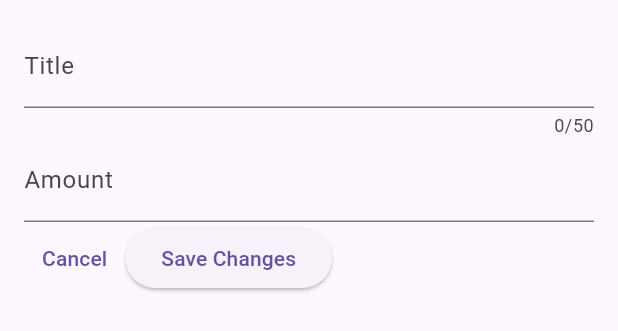
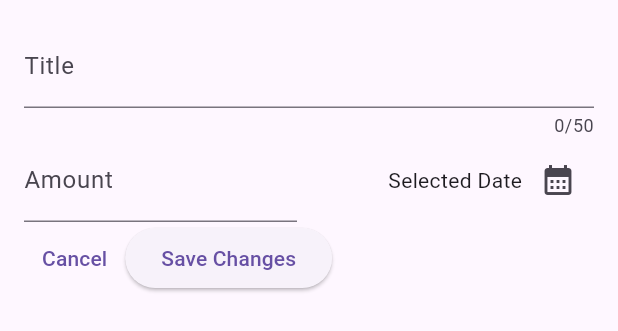
Before and after one commit to Harun1804/mobile-expense-trackeer, a Flutter app: the NewExpense widget shown alone on an empty page, opened directly, on a phone screen of 412 x 824 dp. Shown: the top 331 px of the screen. Run offline on Flutter 3.47's test engine with Material 2 defaults, Android fonts, the phone set to English and light mode, and no system bars.

Commit message:
Add datepicker

```diff
--- a/lib/widgets/new_expense.dart
+++ b/lib/widgets/new_expense.dart
@@ -10,6 +10,17 @@
 class _NewExpenseState extends State<NewExpense> {
   final _titleController = TextEditingController();
   final _amountController = TextEditingController();
+
+  void _presentDatePicker() {
+    final now = DateTime.now();
+    final firstDate = DateTime(now.year - 1, now.month, now.day);
+    showDatePicker(
+        context: context,
+        initialDate: now,
+        firstDate: firstDate,
+        lastDate: now
+    );
+  }
 
   @override
   void dispose() {
@@ -31,7 +42,10 @@
                 label: Text('Title')
               ),
             ),
-            TextField(
+            Row(
+              children: [
+                Expanded(
+                  child: TextField(
                     controller: _amountController,
                     keyboardType: TextInputType.number,
                     decoration: const InputDecoration(
@@ -39,13 +53,32 @@
                         label: Text('Amount')
                     ),
                   ),
+                ),
+                const SizedBox(width: 16,),
+                Expanded(
+                    child: Row(
+                      mainAxisAlignment: MainAxisAlignment.end,
+                      crossAxisAlignment: CrossAxisAlignment.center,
+                      children: [
+                        const Text('Selected Date'),
+                        IconButton(
+                            onPressed: _presentDatePicker,
+                            icon: const Icon(
+                              Icons.calendar_month
+                            )
+                        )
+                      ],
+                    )
+                )
+              ],
+            ),
             Row(
               children: [
                 TextButton(onPressed: (){
                   Navigator.pop(context);
                 }, child: const Text('Cancel')),
                 ElevatedButton(onPressed: (){
-                  print(_titleController.text);
+                  //print(_titleController.text);
                 }, child: const Text('Save Changes')),
               ],
             )
```
Lines whose indentation alone changed are shown as unchanged.
